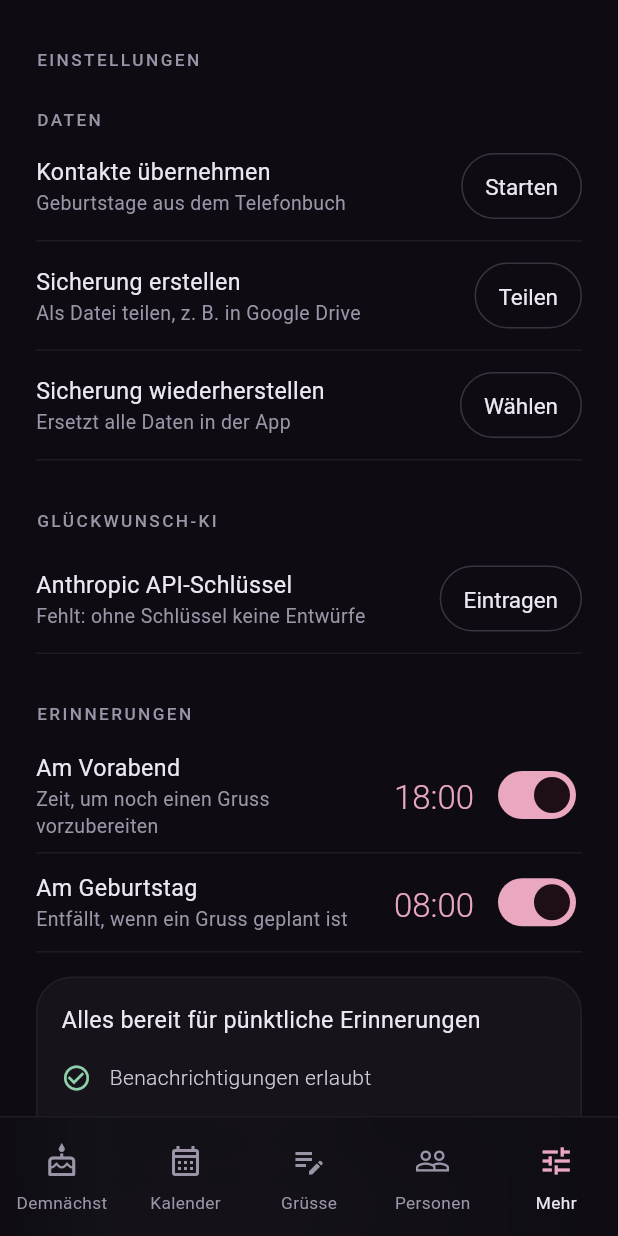
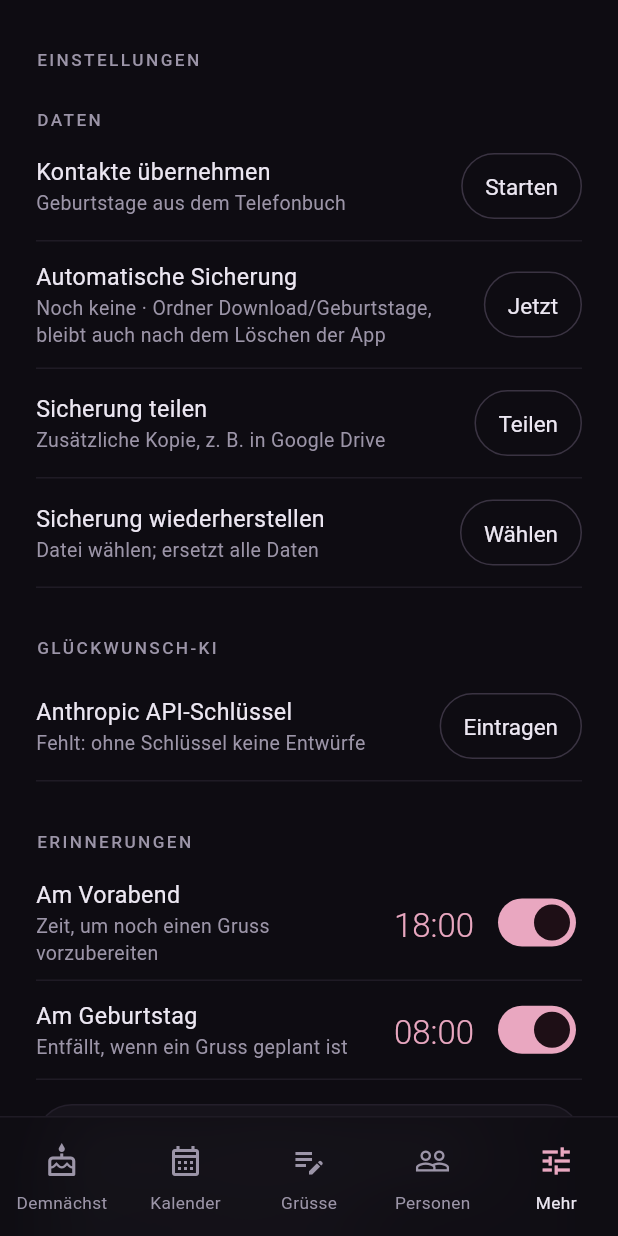
Before and after one commit to markusbaechler/birthday, a Flutter app: the screen it shows after launch, item 5 of the bottom bar chosen, on a phone screen of 412 x 824 dp. Run offline on Flutter 3.47's test engine with Material 3 defaults, Android fonts, the phone set to English and light mode, and no system bars; our stand-ins replace drift, drift_flutter, file_picker, flutter_contacts, flutter_local_notifications, flutter_secure_storage and 4 more; missing offline and left inert: home_widget; accounts and stored records are empty; generated files the repository leaves out were written again; Roboto replaces fonts that are missing (RobotoFlex).

Commit message:
Automatische Sicherung nach Download/Geburtstage, inkl. Grüsse und Kartenbilder; Wiederherstellen plant neu
Co-Authored-By: Claude Fable 5.2 <noreply@anthropic.com>
Claude-Session: https://claude.ai/code/session_01KynZFo4s9FhzCCdWizVLHt

```diff
--- a/lib/data/database.dart
+++ b/lib/data/database.dart
@@ -215,7 +215,8 @@ class AppDatabase extends _$AppDatabase {
 
   /// Replaces all data in one transaction (used by backup restore).
   Future<void> replaceAll(
-      List<PeopleCompanion> newPeople, List<NotesCompanion> newNotes) {
+      List<PeopleCompanion> newPeople, List<NotesCompanion> newNotes,
+      [List<GreetingsCompanion> newGreetings = const []]) {
     return transaction(() async {
       await delete(greetings).go();
       await delete(notes).go();
@@ -223,6 +224,7 @@ class AppDatabase extends _$AppDatabase {
       await batch((b) {
         b.insertAll(people, newPeople);
         b.insertAll(notes, newNotes);
+        b.insertAll(greetings, newGreetings);
       });
     });
   }
--- a/lib/main.dart
+++ b/lib/main.dart
@@ -6,6 +6,7 @@ import 'package:flutter_localizations/flutter_localizations.dart';
 
 import 'data/database.dart';
 import 'data/greeting_service.dart';
+import 'data/backup_service.dart';
 import 'data/photo_sync.dart';
 import 'data/share_bridge.dart';
 import 'data/widget_sync.dart';
@@ -23,6 +24,7 @@ Future<void> main() async {
   WidgetsFlutterBinding.ensureInitialized();
   final db = AppDatabase();
   WidgetSync(db).start();
+  BackupService.watch(db);
   try {
     await GreetingService.init(db);
   } catch (e) {
@@ -80,19 +82,32 @@ class HomeShell extends StatefulWidget {
   State<HomeShell> createState() => _HomeShellState();
 }
 
-class _HomeShellState extends State<HomeShell> {
+class _HomeShellState extends State<HomeShell> with WidgetsBindingObserver {
   var _index = 0;
 
   @override
   void initState() {
     super.initState();
+    WidgetsBinding.instance.addObserver(this);
     ShareBridge.incoming.addListener(_onShare);
     GreetingService.openPerson.addListener(_onReminder);
+    Future.delayed(const Duration(seconds: 6), _backup);
     WidgetsBinding.instance.addPostFrameCallback((_) {
       _onShare();
       _onReminder();
       _askForNotifications();
     });
+  }
+
+  // Leaving the app: secure what changed.
+  @override
+  void didChangeAppLifecycleState(AppLifecycleState state) {
+    if (state == AppLifecycleState.paused) _backup();
+  }
+
+  void _backup() {
+    if (!mounted) return;
+    BackupService(AppScope.of(context)).autoBackup();
   }
 
   /// Reminders need the permission; ask as soon as there is someone to
@@ -119,6 +134,7 @@ class _HomeShellState extends State<HomeShell> {
 
   @override
   void dispose() {
+    WidgetsBinding.instance.removeObserver(this);
     ShareBridge.incoming.removeListener(_onShare);
     GreetingService.openPerson.removeListener(_onReminder);
     super.dispose();
--- a/lib/ui/settings_screen.dart
+++ b/lib/ui/settings_screen.dart
@@ -41,6 +41,10 @@ class SettingsScreen extends StatelessWidget {
       );
       if (ok != true) return;
       final restored = await service.restore(data);
+      try {
+        await GreetingService.instance.rescheduleAll();
+        await GreetingService.instance.rescheduleReminders();
+      } catch (_) {}
       messenger.showSnackBar(
           SnackBar(content: Text('$restored Personen wiederhergestellt.')));
     } on FormatException catch (e) {
@@ -90,9 +94,10 @@ class SettingsScreen extends StatelessWidget {
         row('Kontakte übernehmen', 'Geburtstage aus dem Telefonbuch', 'Starten',
             () => Navigator.of(context).push(
                 MaterialPageRoute(builder: (_) => const ImportScreen()))),
-        row('Sicherung erstellen', 'Als Datei teilen, z. B. in Google Drive',
+        const _AutoBackupRow(),
+        row('Sicherung teilen', 'Zusätzliche Kopie, z. B. in Google Drive',
             'Teilen', () => BackupService(db).shareBackup()),
-        row('Sicherung wiederherstellen', 'Ersetzt alle Daten in der App',
+        row('Sicherung wiederherstellen', 'Datei wählen; ersetzt alle Daten',
             'Wählen', () => _restore(context)),
         const SizedBox(height: Nl.s6),
         const SectionLabel('Glückwunsch-KI'),
@@ -471,3 +476,84 @@ class _ReminderSectionState extends State<_ReminderSection>
     );
   }
 }
+
+
+/// State of the automatic backup, with a button to run it now.
+class _AutoBackupRow extends StatefulWidget {
+  const _AutoBackupRow();
+
+  @override
+  State<_AutoBackupRow> createState() => _AutoBackupRowState();
+}
+
+class _AutoBackupRowState extends State<_AutoBackupRow> {
+  ({DateTime? at, String? where, String? error})? _last;
+  var _busy = false;
+
+  @override
+  void initState() {
+    super.initState();
+    _load();
+  }
+
+  Future<void> _load() async {
+    final l = await BackupService.lastAuto();
+    if (mounted) setState(() => _last = l);
+  }
+
+  Future<void> _now() async {
+    final messenger = ScaffoldMessenger.of(context);
+    setState(() => _busy = true);
+    final ok = await BackupService(AppScope.of(context)).autoBackup(force: true);
+    await _load();
+    if (!mounted) return;
+    setState(() => _busy = false);
+    messenger.showSnackBar(SnackBar(
+        content: Text(ok
+            ? 'Gesichert in ${_last?.where ?? 'Download/Geburtstage'}.'
+            : 'Sicherung fehlgeschlagen: ${_last?.error ?? 'keine Daten'}')));
+  }
+
+  @override
+  Widget build(BuildContext context) {
+    final l = _last;
+    final at = l?.at;
+    final failed = l?.error != null;
+    final when = at == null
+        ? 'Noch keine'
+        : 'Zuletzt ${at.day}.${at.month}. ${at.hour.toString().padLeft(2, '0')}:${at.minute.toString().padLeft(2, '0')}';
+    return Container(
+      padding: const EdgeInsets.symmetric(vertical: Nl.s3),
+      decoration: const BoxDecoration(
+          border: Border(bottom: BorderSide(color: Nl.divider))),
+      child: Row(
+        children: [
+          Expanded(
+            child: Column(
+              crossAxisAlignment: CrossAxisAlignment.start,
+              children: [
+                Text('Automatische Sicherung',
+                    style: Nl.body.copyWith(color: Nl.ink)),
+                Text(
+                  failed
+                      ? 'Fehlgeschlagen. $when'
+                      : '$when · Ordner Download/Geburtstage, bleibt auch nach dem Löschen der App',
+                  style: Nl.caption.copyWith(
+                      color: failed ? Nl.dangerInk : Nl.muted),
+                ),
+              ],
+            ),
+          ),
+          const SizedBox(width: Nl.s3),
+          OutlinedButton(
+            onPressed: _busy ? null : _now,
+            style: OutlinedButton.styleFrom(
+                minimumSize: const Size(44, 44),
+                padding: const EdgeInsets.symmetric(horizontal: Nl.s4)),
+            child: Text(_busy ? '…' : 'Jetzt'),
+          ),
+        ],
+      ),
+    );
+  }
+}
```
Also changed, not shown: lib/data/backup_service.dart (+142 -5 lines), lib/data/share_bridge.dart (+12 -0 lines), 4 other files.
